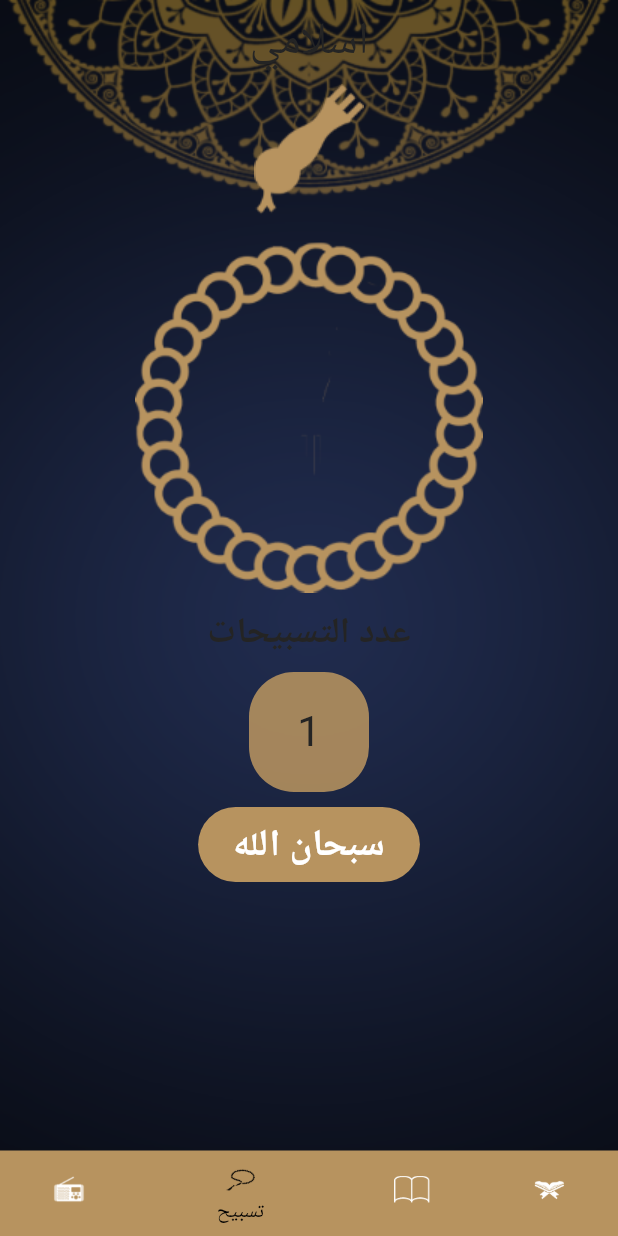
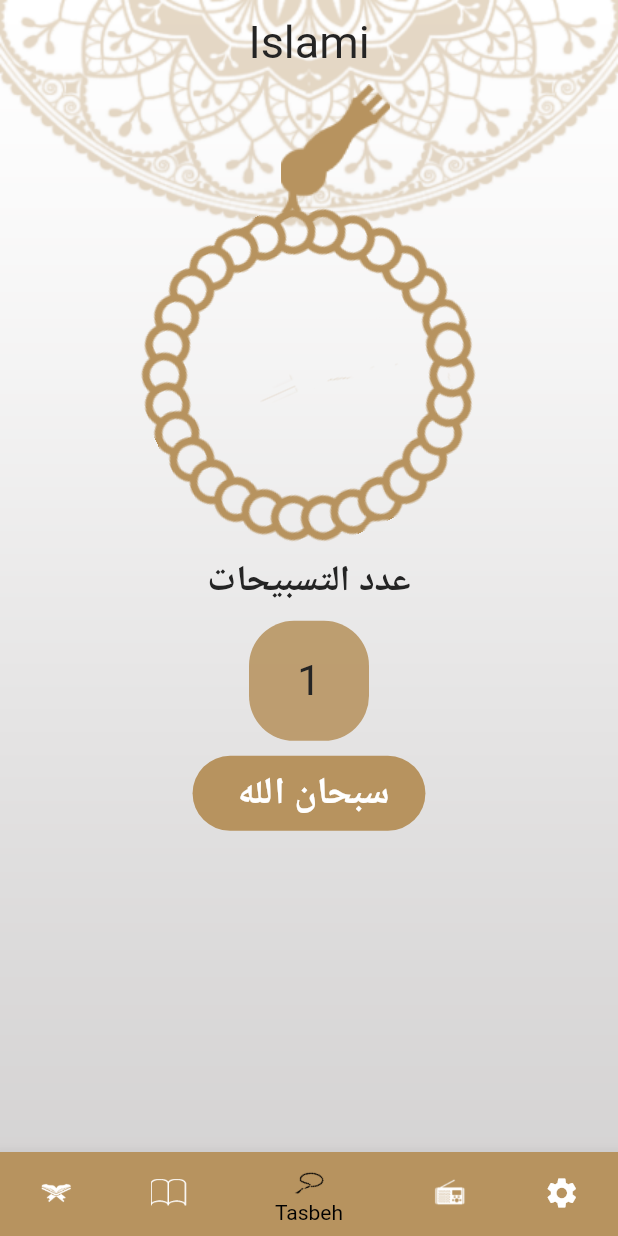
Before and after one commit to NourhanAhmed370/islami_project, a Flutter app: the screen it shows after launch, item 3 of the bottom bar chosen, after a tap on "سبحان الله", on a phone screen of 412 x 824 dp. Run offline on Flutter 3.47's test engine with Material 2 defaults, Android fonts, the phone set to English and light mode, and no system bars; our stand-ins replace shared_preferences; generated files the repository leaves out were written again.

Commit message:
+ add Localization in screens

```diff
--- a/lib/hadeth_details/hadeth_details.dart
+++ b/lib/hadeth_details/hadeth_details.dart
@@ -1,7 +1,9 @@
 import 'package:flutter/material.dart';
 import 'package:flutter/services.dart';
+import 'package:provider/provider.dart';
 import 'package:untitled2/hadeth_details/hadeth_content.dart';
 import 'package:untitled2/home/hadeth/hadeth_name.dart';
+import 'package:untitled2/providers/settings_providers.dart';
 import 'package:untitled2/sura_details/verse_content.dart';
 
 import '../my_theme_data.dart';
@@ -17,12 +19,12 @@ class _HadethDetailsScreen extends State<HadethDetailsScreen> {
 
   @override
   Widget build(BuildContext context) {
+    var provider = Provider.of<SettingsProvider>(context);
     var args = ModalRoute.of(context)?.settings.arguments as Hadeth;
     return Container(
         decoration: BoxDecoration(
             image: DecorationImage(
-                image: AssetImage(MyTheme.themeMode==ThemeMode.light?
-                'assets/images/main_background.png':'assets/images/darkPg.png'),
+                image: AssetImage(provider.getBackgroundImage()),
                 fit: BoxFit.fill)),
         child: Scaffold(
           appBar: AppBar(
--- a/lib/home/home_screen.dart
+++ b/lib/home/home_screen.dart
@@ -4,7 +4,11 @@ import 'package:untitled2/home/quran/quran_tab.dart';
 import 'package:untitled2/home/radio/radio_tab.dart';
 import 'package:untitled2/home/tasbeh/tasbeh_tab.dart';
 import 'package:untitled2/my_theme_data.dart';
+import 'package:provider/provider.dart';
 import 'package:flutter_gen/gen_l10n/app_localizations.dart';
+import 'package:untitled2/providers/settings_providers.dart';
+
+import '../settings/settings_screen.dart';
 
 
 class HomeScreen extends StatefulWidget {
@@ -19,12 +23,11 @@ class _HomeScreenState extends State<HomeScreen> {
   int selectedTabIndex = 0;
   @override
   Widget build(BuildContext context) {
+    var provider = Provider.of<SettingsProvider>(context);
     return Container(
       decoration: BoxDecoration(
           image: DecorationImage(
-              image: AssetImage(
-                MyTheme.themeMode==ThemeMode.light?
-                  'assets/images/main_background.png':'assets/images/darkPg.png'),
+              image: AssetImage(provider.getBackgroundImage()),
               fit: BoxFit.fill)),
       child: Scaffold(
         appBar: AppBar(
@@ -54,6 +57,10 @@ class _HomeScreenState extends State<HomeScreen> {
                 backgroundColor: Theme.of(context).primaryColor,
                 icon: ImageIcon(AssetImage('assets/images/radio.png')),
                 label: AppLocalizations.of(context)!.radio),
+            BottomNavigationBarItem(
+                backgroundColor: Theme.of(context).primaryColor,
+                icon: Icon(Icons.settings),
+                label: AppLocalizations.of(context)!.settings),
           ],
         ),
         body: tabs[selectedTabIndex],
@@ -64,6 +71,7 @@ class _HomeScreenState extends State<HomeScreen> {
     QuranTab(),
     HadethTab(),
     TasbehTab(),
-    RadioTab()
+    RadioTab(),
+    SettingsTab()
   ];
 }
--- a/lib/home/tasbeh/tasbeh_tab.dart
+++ b/lib/home/tasbeh/tasbeh_tab.dart
@@ -9,17 +9,57 @@ class TasbehTab extends StatefulWidget {
 
 class _TasbehTabState extends State<TasbehTab> {
   bool isVisable = true;
+  double angle = 0;
+  int tasbehCount = 0;
   int count = 0;
+  List<String> tasbehat = [
+    " سبحان الله",
+    "الحمد لله",
+    "الله اكبر",
+    "لا اله الا الله",
+    "لا حول ولا قوة بالله",
+
+  ];
   @override
   Widget build(BuildContext context) {
+    double height = MediaQuery.of(context).size.height;
+    double width = MediaQuery.of(context).size.width;
     return Center(
       child: Column(
+        crossAxisAlignment: CrossAxisAlignment.center,
         children: [
-          Image.asset('assets/images/head_of_seb7a.png',alignment: Alignment.bottomCenter,),
-          Image.asset('assets/images/body_of_sebha.png',),
-          // Container(
-          //     //alignment: Alignment.topCenter,
-          //     child: Image.asset('assets/images/body_of_sebha.png')),
+          Center(
+            child: Stack(
+              alignment: Alignment.topCenter,
+              children: [
+                Container(
+                  margin: EdgeInsets.only(left: 35),
+                  child: Image.asset("assets/images/head_of_seb7a.png",
+                      width: 73,
+                      height: height*0.13,
+                      fit: BoxFit.fitHeight,
+                  ),
+                ),
+                Container(
+                margin: EdgeInsets.only(top: height*0.1),
+                  child: Transform.rotate(
+                    angle: angle,
+                    child:
+                     GestureDetector(
+                       onTap: (){
+                         countTasbeh();
+                       },
+                       child: Image.asset("assets/images/body_of_sebha.png",
+                          fit: BoxFit.fitHeight,
+                          width: width*0.7,
+                          height: height*0.27,
+                        ),
+                     ),
+                    ),
+                  ),
+              ],
+            ),
+          ),
           SizedBox(
             height: 10,
           ),
@@ -40,7 +80,7 @@ class _TasbehTabState extends State<TasbehTab> {
                 visible: isVisable,
                 child: Center(
                   child: Text(
-                    '$count',
+                    count.toString(),
                     style: TextStyle(fontSize: 28),
                   ),
                 ),
@@ -52,14 +92,12 @@ class _TasbehTabState extends State<TasbehTab> {
           FilledButton(
             style: ButtonStyle(backgroundColor: MaterialStatePropertyAll(Color(0xFFB7935F))),
               onPressed: (){
-                  setState(() {
-                    countTasbeh();
-                  });
+                countTasbeh();
               },
               child: Padding(
                 padding: const EdgeInsets.all(8.0),
                 child: Text(
-                  'سبحان الله',
+                  tasbehat[tasbehCount],
                   style: TextStyle(fontSize: 25,fontWeight: FontWeight.bold,color: Colors.white),
                 ),
               ),
@@ -70,6 +108,18 @@ class _TasbehTabState extends State<TasbehTab> {
   }
 
   void countTasbeh(){
-    count++;
+    if(count==32){
+      count=0;
+      if(tasbehCount==4){
+        tasbehCount=0;
+      }else{
+        tasbehCount++;
+      }
+    }else{
+      count++;
+    }
+    angle+=20;
+    setState(() {
+    });
   }
 }
--- a/lib/main.dart
+++ b/lib/main.dart
@@ -1,15 +1,23 @@
 import 'package:flutter/material.dart';
 import 'package:flutter_localizations/flutter_localizations.dart';
+import 'package:provider/provider.dart';
+import 'package:shared_preferences/shared_preferences.dart';
 //import 'package:localization/localization.dart';
 import 'package:untitled2/hadeth_details/hadeth_details.dart';
 import 'package:untitled2/my_theme_data.dart';
+import 'package:untitled2/providers/settings_providers.dart';
 import 'package:untitled2/splash_screen/splash.dart';
 import 'package:untitled2/sura_details/sura_details.dart';
 import 'package:flutter_gen/gen_l10n/app_localizations.dart';
 import 'home/home_screen.dart';
 
-void main() {
-  runApp(const MyApp());
+Future<void> main() async {
+  WidgetsFlutterBinding.ensureInitialized();
+  SharedPreferences preferences = await SharedPreferences.getInstance();
+  runApp(ChangeNotifierProvider(
+      create: (buildContext) => SettingsProvider(), child: MyApp()));
+
+
 }
 
 class MyApp extends StatelessWidget {
@@ -18,6 +26,7 @@ class MyApp extends StatelessWidget {
   // This widget is the root of your application.
   @override
   Widget build(BuildContext context) {
+    var provider = Provider.of<SettingsProvider>(context);
     return MaterialApp(
         initialRoute: SplashScreen.routeName,
         routes: {
@@ -26,8 +35,10 @@ class MyApp extends StatelessWidget {
           SuraDetailsScreen.routeName: (buildContext) => SuraDetailsScreen(),
           HadethDetailsScreen.routeName:(buildContext)=> HadethDetailsScreen(),
         },
+      debugShowCheckedModeBanner: false,
       theme: MyTheme.lightTheme,
       darkTheme: MyTheme.darkTheme,
+      themeMode: provider.themeMode,
       localizationsDelegates: const [
         // delegate from flutter_localization
         AppLocalizations.delegate,
@@ -41,7 +52,7 @@ class MyApp extends StatelessWidget {
         Locale('en', 'US'),
         Locale('ar', 'EG'),
       ],
-      locale: Locale('ar'),
+      locale: Locale(provider.languageCode),
     );
   }
 }
--- /dev/null
+++ b/lib/providers/settings_providers.dart
@@ -0,0 +1,59 @@
+import 'package:flutter/material.dart';
+import 'package:shared_preferences/shared_preferences.dart';
+
+class SettingsProvider extends ChangeNotifier {
+  ThemeMode themeMode = ThemeMode.light;
+  String languageCode = 'en';
+  //SharedPreferences preferences = await SharedPreferences.getInstance();
+  // shared preferences
+  // key -> value
+
+  SettingsProvider() {
+    // load settings configurations from
+    //shared preferences if exist
+    //swaptheme();
+  }
+
+  void changeLanguage(String newLangCode) {
+    languageCode = newLangCode;
+    // save lang -> newLangCode
+    notifyListeners();
+  }
+
+  void enableDarkMode() {
+    themeMode = ThemeMode.dark;
+    //save theme -> 'dark'
+    notifyListeners();
+  }
+
+  void enableLightMode() {
+    themeMode = ThemeMode.light;
+    // save theme -> 'light'
+    notifyListeners();
+  }
+
+  bool isDarkEnabled() {
+    return themeMode == ThemeMode.dark;
+  }
+
+  String getBackgroundImage() {
+    return themeMode == ThemeMode.light
+        ? 'assets/images/main_background.png'
+        : 'assets/images/darkPg.png';
+  }
+  Future<void> swaptheme() async{
+    SharedPreferences preferences = await SharedPreferences.getInstance();
+    if(themeMode==ThemeMode.dark){
+      themeMode = ThemeMode.light;
+      preferences.setBool("isDark",false);
+    }
+    else{
+      themeMode=ThemeMode.dark;
+      preferences.setBool("isDark", true);
+    }
+    notifyListeners();
+  }
+
+  ThemeMode get getTheme => themeMode;
+
+}
--- a/lib/splash_screen/splash.dart
+++ b/lib/splash_screen/splash.dart
@@ -1,4 +1,6 @@
 import 'package:flutter/material.dart';
+import 'package:provider/provider.dart';
+import 'package:untitled2/providers/settings_providers.dart';
 
 import '../home/home_screen.dart';
 import '../my_theme_data.dart';
@@ -8,14 +10,16 @@ class SplashScreen extends StatelessWidget {
   static const String routeName = 'Splash';
   @override
   Widget build(BuildContext context) {
+    var provider = Provider.of<SettingsProvider>(context);
     Future.delayed(Duration(seconds: 2), () {
       Navigator.pushReplacementNamed(context, HomeScreen.routeName);
     });
     return Scaffold(
       body: Container(
         child: Image.asset(
-          MyTheme.themeMode==ThemeMode.light?
-          'assets/images/splash_background.png':'assets/images/darksplash.png',
+          provider.themeMode == ThemeMode.light
+              ? 'assets/images/splash_background.png'
+              : 'assets/images/darksplash.png',
           width: double.infinity,
           height: double.infinity,
           fit: BoxFit.fill,
--- a/lib/sura_details/sura_details.dart
+++ b/lib/sura_details/sura_details.dart
@@ -1,5 +1,7 @@
 import 'package:flutter/material.dart';
 import 'package:flutter/services.dart';
+import 'package:provider/provider.dart';
+import 'package:untitled2/providers/settings_providers.dart';
 import 'package:untitled2/sura_details/verse_content.dart';
 
 import '../my_theme_data.dart';
@@ -16,6 +18,7 @@ class _SuraDetailsScreenState extends State<SuraDetailsScreen> {
 
   @override
   Widget build(BuildContext context) {
+    var provider = Provider.of<SettingsProvider>(context);
     // casting
     var args =
     ModalRoute.of(context)?.settings.arguments as SuraDetailsScreenArgs;
@@ -25,8 +28,7 @@ class _SuraDetailsScreenState extends State<SuraDetailsScreen> {
     return Container(
         decoration: BoxDecoration(
             image: DecorationImage(
-                image: AssetImage(MyTheme.themeMode==ThemeMode.light?
-                'assets/images/main_background.png':'assets/images/darkPg.png'),
+                image: AssetImage(provider.getBackgroundImage()),
                 fit: BoxFit.fill)),
         child: Scaffold(
           appBar: AppBar(
--- a/pubspec.yaml
+++ b/pubspec.yaml
@@ -36,9 +36,12 @@ dependencies:
   intl : any
 
 
+
   # The following adds the Cupertino Icons font to your application.
   # Use with the CupertinoIcons class for iOS style icons.
   cupertino_icons: ^1.0.2
+  provider: ^6.0.5
+  shared_preferences: ^2.1.1
 
 
 dev_dependencies:
```
Also changed, not shown: lib/l10n/app_ar.arb (+6 -1 lines), lib/l10n/app_en.arb (+6 -1 lines), lib/settings/language_bottom_sheet.dart (added, +63 -0 lines), lib/settings/settings_screen.dart (added, +84 -0 lines), lib/settings/theme_bottom_sheet.dart (added, +73 -0 lines), pubspec.lock, 1 other file.
